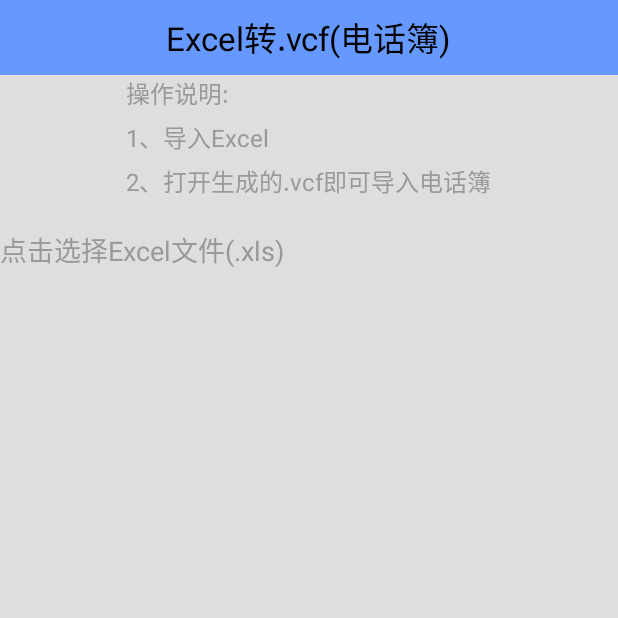
After one commit to username411382/AndroidFrameWorks, an Android app: the ActivityCreateVcf screen opened directly, with no data from a screen before it, on a phone screen of 412 x 824 dp, the top half of it. The commit adds this screen. Run offline under Robolectric (Android 15) with nearby library versions, the phone set to English and light mode, and no system bars; our stand-ins replace ButterKnife, RxJava; libraries missing offline, so code that uses them is left out: com.leon.lfilepickerlibrary, com.tbruyelle.rxpermissions2, qiu.niorgai; 3 statements that could not run were skipped.

Commit message:
[task]import vcf

```diff
--- a/app/build.gradle
+++ b/app/build.gradle
@@ -19,6 +19,8 @@ android {
         targetSdkVersion setup.targetSdk
         versionCode 1
         versionName "1.0.0"
+        multiDexEnabled true
+
     }
     buildTypes {
         release {
@@ -57,6 +59,7 @@ android {
 dependencies {
     implementation fileTree(include: ['*.jar'], dir: 'libs')
     implementation 'eu.the4thfloor.volley:com.android.volley:2015.05.28'
+    implementation 'androidx.multidex:multidex:2.0.1'
     implementation 'com.liulishuo.filedownloader:library:0.2.7'
     implementation 'se.emilsjolander:stickylistheaders:2.7.0'
     implementation 'com.flipboard:bottomsheet-core:1.5.1'
@@ -75,10 +78,13 @@ dependencies {
     implementation 'android.arch.lifecycle:extensions:1.1.1'
     implementation 'com.github.tbruyelle:rxpermissions:0.10.2'
     implementation 'com.jakewharton:butterknife:8.8.1'
+    implementation files('libs\\poi-3.12-android-a.jar')
     annotationProcessor 'com.jakewharton:butterknife-compiler:8.8.1'
     implementation 'cn.qqtheme.framework:WheelPicker:1.5.6'
     implementation 'com.google.zxing:core:3.2.1'
 
     implementation 'pl.droidsonroids.gif:android-gif-drawable:1.2.15'
+    implementation 'com.leon:lfilepickerlibrary:1.7.0'
+
 
 }
--- a/app/src/main/AndroidManifest.xml
+++ b/app/src/main/AndroidManifest.xml
@@ -1,5 +1,6 @@
 <?xml version="1.0" encoding="utf-8"?>
 <manifest xmlns:android="http://schemas.android.com/apk/res/android"
+    xmlns:tools="http://schemas.android.com/tools"
     package="com.ruihe.demo">
 
     <!-- 这个权限用于进行网络定位-->
@@ -20,6 +21,7 @@
     <uses-permission android:name="android.permission.READ_PHONE_STATE" />
     <!-- 写入扩展存储，向扩展卡写入数据，用于写入离线定位数据-->
     <uses-permission android:name="android.permission.WRITE_EXTERNAL_STORAGE" />
+    <uses-permission android:name="android.permission.READ_EXTERNAL_STORAGE"/>
     <!-- 访问网络，网络定位需要上网-->
     <uses-permission android:name="android.permission.INTERNET" />
     <!-- SD卡读取权限，用户写入离线定位数据-->
@@ -49,6 +51,7 @@
         android:allowBackup="true"
         android:icon="@drawable/ic_launcher"
         android:label="@string/app_name"
+        tools:replace="android:label"
         android:theme="@style/AppTheme">
         <activity android:name=".activity.ActivityMain">
             <intent-filter>
@@ -91,6 +94,9 @@
         <!--随机事件-->
         <activity
             android:name=".activity.ActivityRandom"
+            android:screenOrientation="portrait" />
+        <activity
+            android:name=".activity.ActivityCreateVcf"
             android:screenOrientation="portrait" />
 
 
--- a/app/src/main/java/com/ruihe/demo/MyApplication.java
+++ b/app/src/main/java/com/ruihe/demo/MyApplication.java
@@ -1,6 +1,8 @@
 package com.ruihe.demo;
 
 import android.app.Application;
+
+import androidx.multidex.MultiDexApplication;
 
 import com.android.volley.RequestQueue;
 import com.android.volley.toolbox.Volley;
@@ -13,7 +15,7 @@ import com.ruihe.demo.common.utils.CrashHandler;
  * 描述：全局的Application
  * Created by ruihe on 2016/4/28.
  */
-public class MyApplication extends Application {
+public class MyApplication extends MultiDexApplication {
 
     private static MyApplication instance;
     private RequestQueue mQueue;
--- a/app/src/main/java/com/ruihe/demo/activity/ActivityMain.java
+++ b/app/src/main/java/com/ruihe/demo/activity/ActivityMain.java
@@ -69,6 +69,7 @@ public class ActivityMain extends BaseActivity implements View.OnClickListener {
         mLyPages[3] = (LinearLayout) findViewById(R.id.ly_fourth);
         mLyPages[4] = (LinearLayout) findViewById(R.id.ly_five);
     }
+
 
     private void initListener() {
         for (LinearLayout lyPage : mLyPages) {
--- a/app/src/main/java/com/ruihe/demo/activity/BaseActivity.java
+++ b/app/src/main/java/com/ruihe/demo/activity/BaseActivity.java
@@ -1,20 +1,30 @@
 package com.ruihe.demo.activity;
 
+import android.Manifest;
+import android.annotation.SuppressLint;
 import android.app.Activity;
+import android.app.AlertDialog;
 import android.content.Context;
+import android.content.DialogInterface;
 import android.content.Intent;
 import android.content.pm.ActivityInfo;
+import android.net.Uri;
+import android.os.Build;
 import android.os.Bundle;
+import android.provider.Settings;
 import android.support.v4.app.FragmentActivity;
 import android.view.Window;
 
+import com.ruihe.demo.MyApplication;
 import com.ruihe.demo.R;
 import com.ruihe.demo.common.ActivitiesContainer;
 import com.ruihe.demo.common.view.TitleView;
+import com.tbruyelle.rxpermissions2.Permission;
 import com.tbruyelle.rxpermissions2.RxPermissions;
 
 import butterknife.ButterKnife;
 import butterknife.Unbinder;
+import io.reactivex.functions.Consumer;
 import qiu.niorgai.StatusBarCompat;
 
 
@@ -97,4 +107,40 @@ public abstract class BaseActivity extends FragmentActivity {
     }
 
 
+    @SuppressLint("CheckResult")
+    protected void requestStorePermission(){
+        if (Build.VERSION.SDK_INT >= Build.VERSION_CODES.M) {
+            getRxPermissions().requestEach(Manifest.permission.WRITE_EXTERNAL_STORAGE).subscribe(new Consumer<Permission>() {
+                @Override
+                public void accept(Permission permission) throws Exception {
+
+                    if (!permission.granted) {
+                        AlertDialog.Builder builder = new AlertDialog.Builder(BaseActivity.this);
+                        builder.setTitle("提示");
+                        builder.setMessage("请开启存储权限");
+                        builder.setCancelable(false);
+                        builder.setPositiveButton("确定", new DialogInterface.OnClickListener() {
+                            @Override
+                            public void onClick(DialogInterface dialog, int which) {
+                                Intent intent = new Intent();
+                                intent.setAction(Settings.ACTION_APPLICATION_DETAILS_SETTINGS);
+                                Uri uri = Uri.fromParts("package", MyApplication.getInstance().getPackageName(), null);
+                                intent.setData(uri);
+                                startActivity(intent);
+                                finish();
+                            }
+                        });
+                        builder.setNegativeButton("取消", new DialogInterface.OnClickListener() {
+                            @Override
+                            public void onClick(DialogInterface dialog, int which) {
+                                finish();
+                            }
+                        });
+                        builder.create().show();
+                    }
+                }
+            });
+        }
+    }
+
 }
--- a/app/src/main/java/com/ruihe/demo/fragment/FragmentFive.java
+++ b/app/src/main/java/com/ruihe/demo/fragment/FragmentFive.java
@@ -8,6 +8,7 @@ import android.widget.TextView;
 
 import com.ruihe.demo.R;
 import com.ruihe.demo.activity.ActivityAnimation;
+import com.ruihe.demo.activity.ActivityCreateVcf;
 import com.ruihe.demo.activity.ActivityRandom;
 import com.ruihe.demo.activity.ActivityRecycleLoadMore;
 import com.ruihe.demo.activity.ActivityScanCode;
@@ -42,6 +43,7 @@ public class FragmentFive extends BaseFragment implements View.OnClickListener {
         view.findViewById(R.id.tv_load_more).setOnClickListener(this);
         view.findViewById(R.id.tv_scan_code).setOnClickListener(this);
         view.findViewById(R.id.tv_random).setOnClickListener(this);
+        view.findViewById(R.id.tv_vcf).setOnClickListener(this);
         bindData();
     }
 
@@ -106,6 +108,9 @@ public class FragmentFive extends BaseFragment implements View.OnClickListener {
             case R.id.tv_random://随机事件
                 ActivityRandom.redirectToActivity(holder);
                 break;
+            case R.id.tv_vcf://转vcf
+                holder.redirectToActivity(holder, ActivityCreateVcf.class);
+                break;
             default:
                 break;
 
--- /dev/null
+++ b/app/src/main/res/layout/activity_vcf.xml
@@ -0,0 +1,36 @@
+<?xml version="1.0" encoding="utf-8"?>
+<LinearLayout xmlns:android="http://schemas.android.com/apk/res/android"
+    xmlns:app="http://schemas.android.com/apk/res-auto"
+    android:layout_width="match_parent"
+    android:layout_height="match_parent"
+    android:background="#dedede"
+    android:orientation="vertical">
+
+    <com.ruihe.demo.common.view.TitleView
+        android:id="@+id/common_title_view"
+        android:layout_width="match_parent"
+        android:layout_height="wrap_content"
+        app:mytitle="Excel转.vcf(电话簿)" />
+
+    <TextView
+        android:layout_width="wrap_content"
+        android:layout_height="wrap_content"
+        android:layout_gravity="center"
+        android:lineSpacingExtra="5dp"
+        android:text="操作说明:\n1、导入Excel\n2、打开生成的.vcf即可导入电话簿"
+        android:textColor="#999"
+        android:textSize="16sp" />
+
+    <TextView
+        android:layout_width="wrap_content"
+        android:layout_height="wrap_content"
+        android:lineSpacingExtra="5dp"
+        android:text="点击选择Excel文件(.xls)"
+        android:layout_marginTop="20dp"
+        android:onClick="pickExcelFile"
+        android:textColor="#999"
+        android:textSize="18sp" />
+
+
+
+</LinearLayout>
--- a/gradle.properties
+++ b/gradle.properties
@@ -15,3 +15,4 @@
 #Mon Jul 31 11:19:02 CST 2017
 systemProp.http.proxyHost=203.208.41.56
 systemProp.http.proxyPort=80
+android.useAndroidX=true
```
Also changed, not shown: app/src/main/java/com/ruihe/demo/activity/ActivityCreateVcf.java (added, +73 -0 lines), app/src/main/java/com/ruihe/demo/common/utils/ExcelUtils.java (added, +184 -0 lines), app/src/main/java/com/ruihe/demo/common/utils/Log.java (added, +28 -0 lines), app/src/main/java/com/ruihe/demo/common/utils/VcfUtils.java (added, +125 -0 lines), app/src/main/res/layout/fragment_five.xml (+11 -0 lines), 3 other files.
